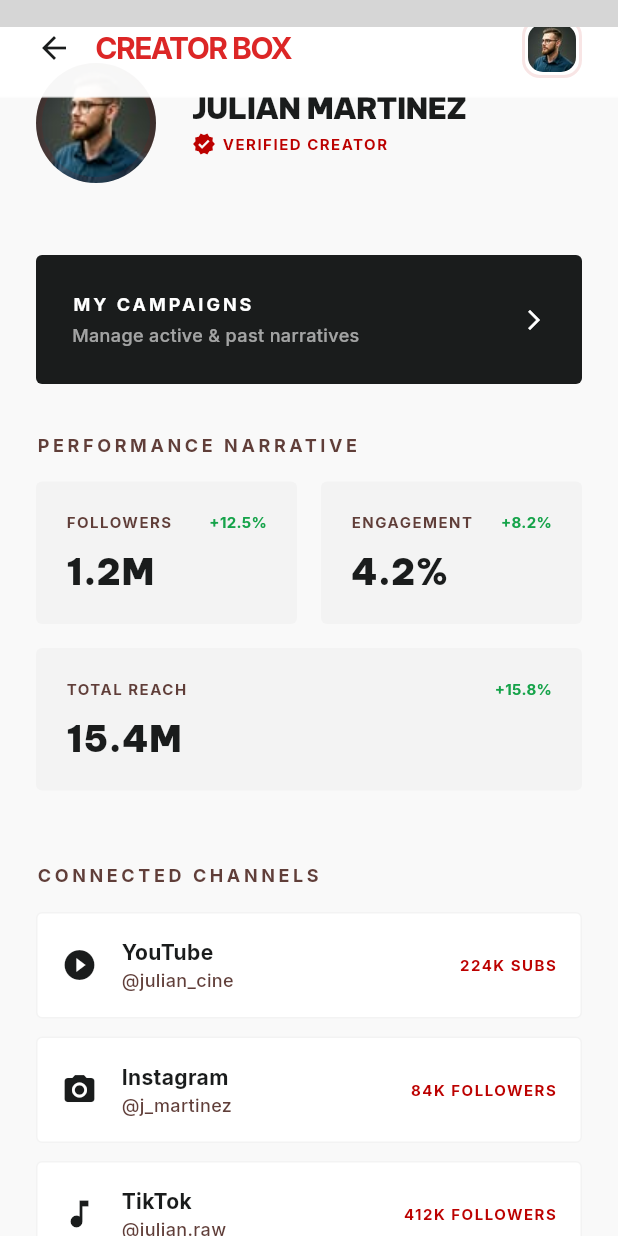
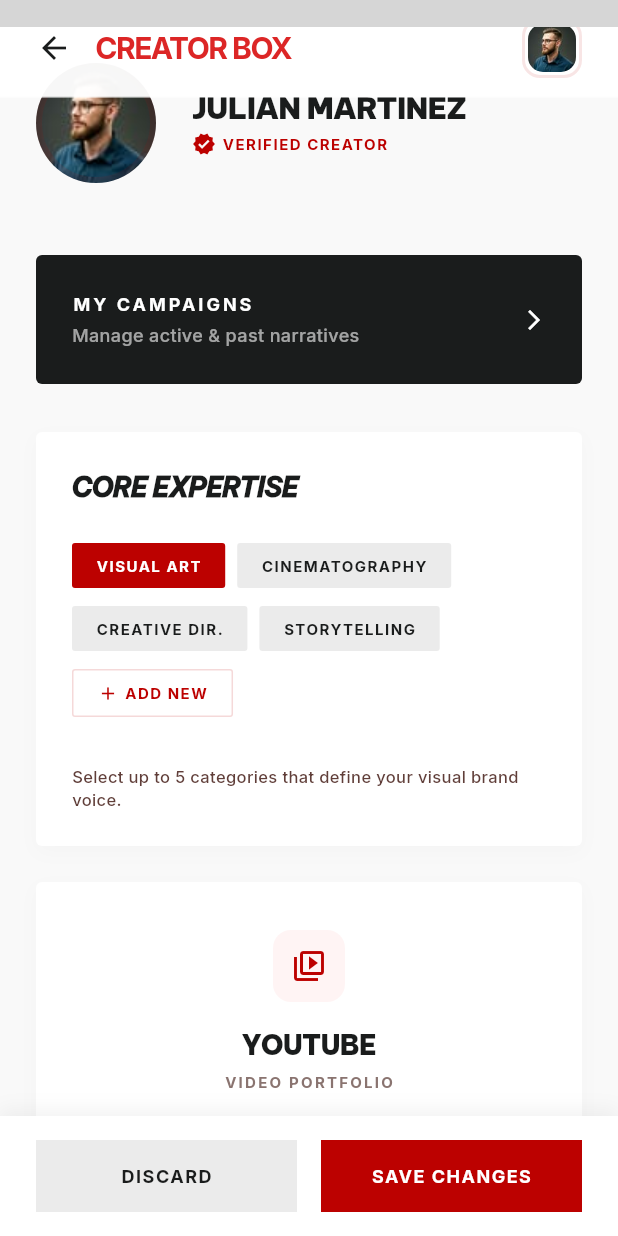
Before and after one commit to Mahesh0237/creator_box_flutter, a Flutter app: the EditProfileScreen screen opened directly, scrolled down 576 dp, on a phone screen of 412 x 824 dp. Run offline on Flutter 3.47's test engine with Material 3 defaults, Android fonts, the phone set to English and light mode, and no system bars; our stand-ins replace flutter_svg, google_fonts; grey boxes are pictures that could not be loaded.

Commit message:
Update edit_profile_screen.dart

```diff
--- a/lib/screens/edit_profile_screen.dart
+++ b/lib/screens/edit_profile_screen.dart
@@ -9,6 +9,70 @@ class EditProfileScreen extends StatelessWidget {
   Widget build(BuildContext context) {
     return Scaffold(
       backgroundColor: const Color(0xFFF9F9F9),
+      bottomNavigationBar: Container(
+        padding: EdgeInsets.only(
+          left: 24,
+          right: 24,
+          top: 16,
+          bottom: MediaQuery.of(context).padding.bottom == 0 ? 16 : MediaQuery.of(context).padding.bottom,
+        ),
+        decoration: BoxDecoration(
+          color: Colors.white,
+          boxShadow: [
+            BoxShadow(
+              color: Colors.black.withValues(alpha: 0.05),
+              blurRadius: 10,
+              offset: const Offset(0, -4),
+            ),
+          ],
+        ),
+        child: Row(
+          mainAxisSize: MainAxisSize.min,
+          children: [
+            Expanded(
+              child: GestureDetector(
+                onTap: () => Navigator.pop(context),
+                child: Container(
+                  height: 48,
+                  decoration: const BoxDecoration(
+                    color: Color(0xFFEBEBEB),
+                  ),
+                  alignment: Alignment.center,
+                  child: Text(
+                    'DISCARD',
+                    style: AppTypography.interBold.copyWith(
+                      color: const Color(0xFF1A1C1C),
+                      fontSize: 12,
+                      letterSpacing: 1,
+                    ),
+                  ),
+                ),
+              ),
+            ),
+            const SizedBox(width: 16),
+            Expanded(
+              child: GestureDetector(
+                onTap: () {},
+                child: Container(
+                  height: 48,
+                  decoration: const BoxDecoration(
+                    color: AppColors.primaryRed,
+                  ),
+                  alignment: Alignment.center,
+                  child: Text(
+                    'SAVE CHANGES',
+                    style: AppTypography.interBold.copyWith(
+                      color: Colors.white,
+                      fontSize: 12,
+                      letterSpacing: 1,
+                    ),
+                  ),
+                ),
+              ),
+            ),
+          ],
+        ),
+      ),
       body: Stack(
         children: [
           // Scrollable Content
@@ -202,54 +266,96 @@ class EditProfileScreen extends StatelessWidget {
 
                       const SizedBox(height: 32),
 
-                      // Bento Grid: Stats
-                      const Text(
-                        'PERFORMANCE NARRATIVE',
-                        style: TextStyle(
-                          fontFamily: 'Inter',
-                          fontWeight: FontWeight.w700,
-                          fontSize: 12,
-                          color: Color(0xFF603E39),
-                          letterSpacing: 2.4,
+                      // Core Expertise Section
+                      Container(
+                        width: double.infinity,
+                        padding: const EdgeInsets.all(24),
+                        decoration: BoxDecoration(
+                          color: Colors.white,
+                          borderRadius: BorderRadius.circular(4),
+                          boxShadow: [
+                            BoxShadow(
+                              color: Colors.black.withValues(alpha: 0.02),
+                              blurRadius: 10,
+                              offset: const Offset(0, 4),
+                            ),
+                          ],
+                        ),
+                        child: Column(
+                          crossAxisAlignment: CrossAxisAlignment.start,
+                          children: [
+                            Text(
+                              'CORE EXPERTISE',
+                              style: AppTypography.beVietnamProBlack.copyWith(
+                                color: const Color(0xFF1A1C1C),
+                                fontSize: 18,
+                                fontStyle: FontStyle.italic,
+                                letterSpacing: -0.5,
+                              ),
+                            ),
+                            const SizedBox(height: 24),
+                            Wrap(
+                              spacing: 8,
+                              runSpacing: 12,
+                              children: [
+                                const _ExpertiseChip(label: 'VISUAL ART', isSelected: true),
+                                const _ExpertiseChip(label: 'CINEMATOGRAPHY', isSelected: false),
+                                const _ExpertiseChip(label: 'CREATIVE DIR.', isSelected: false),
+                                const _ExpertiseChip(label: 'STORYTELLING', isSelected: false),
+                                Container(
+                                  padding: const EdgeInsets.symmetric(horizontal: 16, vertical: 8),
+                                  decoration: BoxDecoration(
+                                    color: Colors.white,
+                                    border: Border.all(color: AppColors.primaryRed.withValues(alpha: 0.15)),
+                                    borderRadius: BorderRadius.circular(2),
+                                  ),
+                                  child: Row(
+                                    mainAxisSize: MainAxisSize.min,
+                                    children: [
+                                      const Icon(Icons.add, color: AppColors.primaryRed, size: 14),
+                                      const SizedBox(width: 4),
+                                      Text(
+                                        'ADD NEW',
+                                        style: AppTypography.interBold.copyWith(
+                                          color: AppColors.primaryRed,
+                                          fontSize: 10,
+                                          letterSpacing: 1,
+                                        ),
+                                      ),
+                                    ],
+                                  ),
+                                ),
+                              ],
+                            ),
+                            const SizedBox(height: 32),
+                            Text(
+                              'Select up to 5 categories that define your visual brand voice.',
+                              style: AppTypography.interMedium.copyWith(
+                                color: const Color(0xFF603E39),
+                                fontSize: 11,
+                                height: 1.4,
+                              ),
+                            ),
+                          ],
                         ),
                       ),
-                      const SizedBox(height: 16),
-                      const _BentoGridStats(),
 
-                      const SizedBox(height: 48),
+                      const SizedBox(height: 24),
 
-                      // Section: Social Channels
-                      const Text(
-                        'CONNECTED CHANNELS',
-                        style: TextStyle(
-                          fontFamily: 'Inter',
-                          fontWeight: FontWeight.w700,
-                          fontSize: 12,
-                          color: Color(0xFF603E39),
-                          letterSpacing: 2.4,
-                        ),
+                      const _SocialToggleCard(
+                        icon: Icons.video_library_outlined,
+                        title: 'YOUTUBE',
+                        subtitle: 'VIDEO PORTFOLIO',
+                        isActive: true,
                       ),
-                      const SizedBox(height: 16),
-                      const _SocialChannelTile(
-                        platform: 'YouTube',
-                        handle: '@julian_cine',
-                        stats: '224K SUBS',
-                        icon: Icons.play_circle_fill,
-                      ),
-                      const _SocialChannelTile(
-                        platform: 'Instagram',
-                        handle: '@j_martinez',
-                        stats: '84K FOLLOWERS',
-                        icon: Icons.camera_alt,
-                      ),
-                      const _SocialChannelTile(
-                        platform: 'TikTok',
-                        handle: '@julian.raw',
-                        stats: '412K FOLLOWERS',
-                        icon: Icons.music_note,
+                      const _SocialToggleCard(
+                        icon: Icons.camera_alt_outlined,
+                        title: 'INSTAGRAM',
+                        subtitle: 'VISUAL FEED',
+                        isActive: true,
                       ),
 
-                      const SizedBox(height: 120), // Bottom padding
+                      const SizedBox(height: 80), // Bottom padding
                     ],
                   ),
                 ),
@@ -325,166 +431,101 @@ class EditProfileScreen extends StatelessWidget {
   }
 }
 
-class _BentoGridStats extends StatelessWidget {
-  const _BentoGridStats();
+class _ExpertiseChip extends StatelessWidget {
+  final String label;
+  final bool isSelected;
+  const _ExpertiseChip({required this.label, this.isSelected = false});
 
   @override
   Widget build(BuildContext context) {
-    return Column(
-      children: [
-        Row(
-          children: [
-            Expanded(
-              child: _StatTile(
-                label: 'FOLLOWERS',
-                value: '1.2M',
-                trend: '+12.5%',
-                color: const Color(0xFFF3F3F3),
-              ),
-            ),
-            const SizedBox(width: 16),
-            Expanded(
-              child: _StatTile(
-                label: 'ENGAGEMENT',
-                value: '4.2%',
-                trend: '+8.2%',
-                color: const Color(0xFFF3F3F3),
-              ),
-            ),
-          ],
+    return Container(
+      padding: const EdgeInsets.symmetric(horizontal: 16, vertical: 8),
+      decoration: BoxDecoration(
+        color: isSelected ? AppColors.primaryRed : const Color(0xFFEBEBEB),
+        borderRadius: BorderRadius.circular(2),
+      ),
+      child: Text(
+        label,
+        style: AppTypography.interBold.copyWith(
+          color: isSelected ? Colors.white : const Color(0xFF1A1C1C),
+          fontSize: 10,
+          letterSpacing: 1,
         ),
-        const SizedBox(height: 16),
-        _StatTile(
-          label: 'TOTAL REACH',
-          value: '15.4M',
-          trend: '+15.8%',
-          color: const Color(0xFFF3F3F3),
-          isFullWidth: true,
-        ),
-      ],
+      ),
     );
   }
 }
 
-class _StatTile extends StatelessWidget {
-  final String label;
-  final String value;
-  final String trend;
-  final Color color;
-  final bool isFullWidth;
+class _SocialToggleCard extends StatelessWidget {
+  final IconData icon;
+  final String title;
+  final String subtitle;
+  final bool isActive;
 
-  const _StatTile({
-    required this.label,
-    required this.value,
-    required this.trend,
-    required this.color,
-    this.isFullWidth = false,
+  const _SocialToggleCard({
+    required this.icon,
+    required this.title,
+    required this.subtitle,
+    required this.isActive,
   });
 
   @override
   Widget build(BuildContext context) {
     return Container(
-      padding: const EdgeInsets.all(20),
+      width: double.infinity,
+      margin: const EdgeInsets.only(bottom: 16),
+      padding: const EdgeInsets.symmetric(vertical: 32, horizontal: 24),
       decoration: BoxDecoration(
-        color: color,
+        color: Colors.white,
         borderRadius: BorderRadius.circular(4),
+        boxShadow: [
+          BoxShadow(
+            color: Colors.black.withValues(alpha: 0.02),
+            blurRadius: 10,
+            offset: const Offset(0, 4),
+          ),
+        ],
       ),
       child: Column(
-        crossAxisAlignment: CrossAxisAlignment.start,
+        crossAxisAlignment: CrossAxisAlignment.center,
         children: [
-          Row(
-            mainAxisAlignment: MainAxisAlignment.spaceBetween,
-            children: [
-              Text(
-                label,
-                style: AppTypography.interBold.copyWith(
-                  color: const Color(0xFF603E39),
-                  fontSize: 10,
-                  letterSpacing: 1,
-                ),
-              ),
-              Text(
-                trend,
-                style: AppTypography.interBold.copyWith(
-                  color: const Color(0xFF16A34A),
-                  fontSize: 10,
-                ),
-              ),
-            ],
+          Container(
+            padding: const EdgeInsets.all(12),
+            decoration: BoxDecoration(
+              color: const Color(0xFFFFF4F4),
+              borderRadius: BorderRadius.circular(12),
+            ),
+            child: Icon(icon, color: AppColors.primaryRed, size: 24),
           ),
-          const SizedBox(height: 12),
+          const SizedBox(height: 16),
           Text(
-            value,
-            style: AppTypography.headlineSmall.copyWith(
+            title,
+            style: AppTypography.beVietnamProBlack.copyWith(
               color: const Color(0xFF1A1C1C),
-              fontWeight: FontWeight.w900,
-              fontSize: 24,
+              fontSize: 18,
+              letterSpacing: -0.5,
             ),
+          ),
+          const SizedBox(height: 4),
+          Text(
+            subtitle,
+            style: AppTypography.interBold.copyWith(
+              color: const Color(0xFF8A7470),
+              fontSize: 10,
+              letterSpacing: 1.5,
+            ),
+          ),
+          const SizedBox(height: 24),
+          Switch(
+            value: isActive,
+            onChanged: (val) {},
+            activeColor: Colors.white,
+            activeTrackColor: AppColors.primaryRed,
+            inactiveThumbColor: Colors.white,
+            inactiveTrackColor: const Color(0xFFE8E8E8),
           ),
         ],
       ),
     );
   }
 }
-
-class _SocialChannelTile extends StatelessWidget {
-  final String platform;
-  final String handle;
-  final String stats;
-  final IconData icon;
-
-  const _SocialChannelTile({
-    required this.platform,
-    required this.handle,
-    required this.stats,
-    required this.icon,
-  });
-
-  @override
-  Widget build(BuildContext context) {
-    return Container(
-      margin: const EdgeInsets.only(bottom: 12),
-      padding: const EdgeInsets.all(16),
-      decoration: BoxDecoration(
-        color: Colors.white,
-        borderRadius: BorderRadius.circular(4),
-        border: Border.all(color: const Color(0xFFF3F3F3)),
-      ),
-      child: Row(
-        children: [
-          Icon(icon, color: const Color(0xFF1A1C1C), size: 24),
-          const SizedBox(width: 16),
-          Expanded(
-            child: Column(
-              crossAxisAlignment: CrossAxisAlignment.start,
-              children: [
-                Text(
-                  platform,
-                  style: AppTypography.interBold.copyWith(
-                    color: const Color(0xFF1A1C1C),
-                    fontSize: 14,
-                  ),
-                ),
-                Text(
-                  handle,
-                  style: AppTypography.interMedium.copyWith(
-                    color: const Color(0xFF603E39),
-                    fontSize: 12,
-                  ),
-                ),
-              ],
-            ),
-          ),
-          Text(
-            stats,
-            style: AppTypography.interBold.copyWith(
-              color: const Color(0xFFBC0100),
-              fontSize: 10,
-              letterSpacing: 1,
-            ),
-          ),
-        ],
-      ),
-    );
-  }
-}
```
